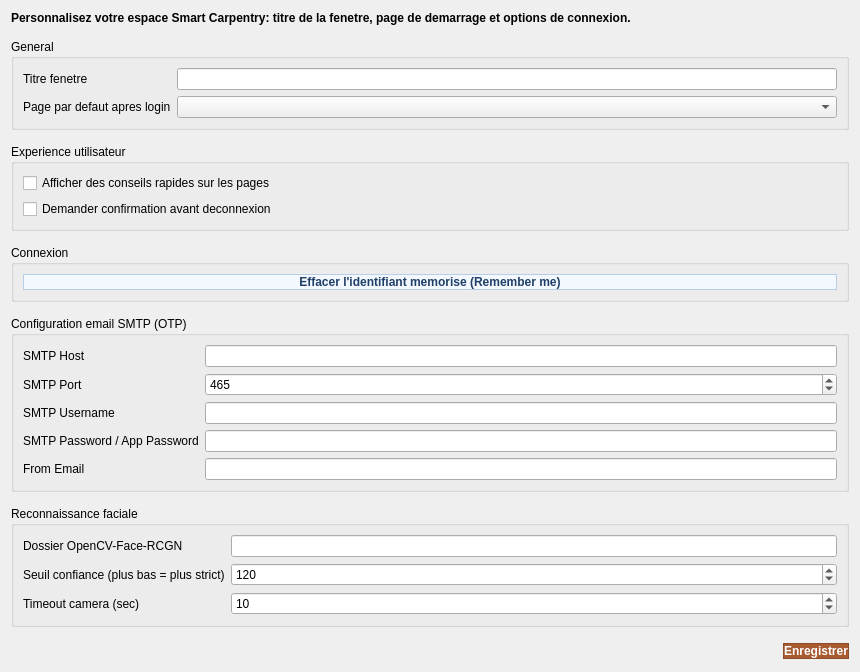
YoussefKh200/carpentry, file pages/settingspageform.ui: the form before one commit.
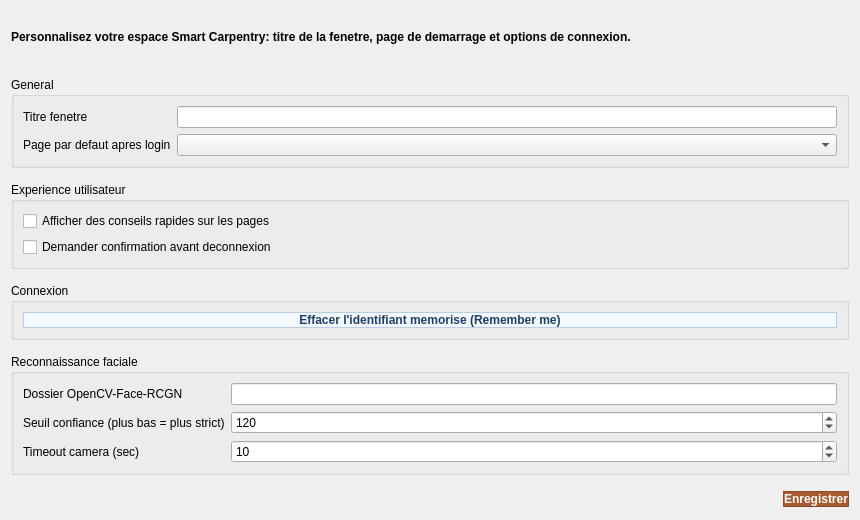
The form after the commit.

Commit message: face reco & SMTP configuration

```diff
--- a/pages/settingspageform.ui
+++ b/pages/settingspageform.ui
@@ -104,76 +104,7 @@
      </layout>
     </widget>
    </item>
-   <item>
-    <widget class="QGroupBox" name="smtpGroup">
-     <property name="title">
-      <string>Configuration email SMTP (OTP)</string>
-     </property>
-     <layout class="QFormLayout" name="smtpLayout">
-      <item row="0" column="0">
-       <widget class="QLabel" name="smtpHostLabel">
-        <property name="text">
-         <string>SMTP Host</string>
-        </property>
-       </widget>
-      </item>
-      <item row="0" column="1">
-       <widget class="QLineEdit" name="smtpHostEdit"/>
-      </item>
-      <item row="1" column="0">
-       <widget class="QLabel" name="smtpPortLabel">
-        <property name="text">
-         <string>SMTP Port</string>
-        </property>
-       </widget>
-      </item>
-      <item row="1" column="1">
-       <widget class="QSpinBox" name="smtpPortSpin">
-        <property name="maximum">
-         <number>65535</number>
-        </property>
-        <property name="value">
-         <number>465</number>
-        </property>
-       </widget>
-      </item>
-      <item row="2" column="0">
-       <widget class="QLabel" name="smtpUserLabel">
-        <property name="text">
-         <string>SMTP Username</string>
-        </property>
-       </widget>
-      </item>
-      <item row="2" column="1">
-       <widget class="QLineEdit" name="smtpUsernameEdit"/>
-      </item>
-      <item row="3" column="0">
-       <widget class="QLabel" name="smtpPassLabel">
-        <property name="text">
-         <string>SMTP Password / App Password</string>
-        </property>
-       </widget>
-      </item>
-      <item row="3" column="1">
-       <widget class="QLineEdit" name="smtpPasswordEdit">
-        <property name="echoMode">
-         <enum>QLineEdit::Password</enum>
-        </property>
-       </widget>
-      </item>
-      <item row="4" column="0">
-       <widget class="QLabel" name="smtpFromLabel">
-        <property name="text">
-         <string>From Email</string>
-        </property>
-       </widget>
-      </item>
-      <item row="4" column="1">
-       <widget class="QLineEdit" name="smtpFromEdit"/>
-      </item>
-     </layout>
-    </widget>
-   </item>
+   
    <item>
     <widget class="QGroupBox" name="faceGroup">
      <property name="title">
```
The commit also changes 18 other files.
